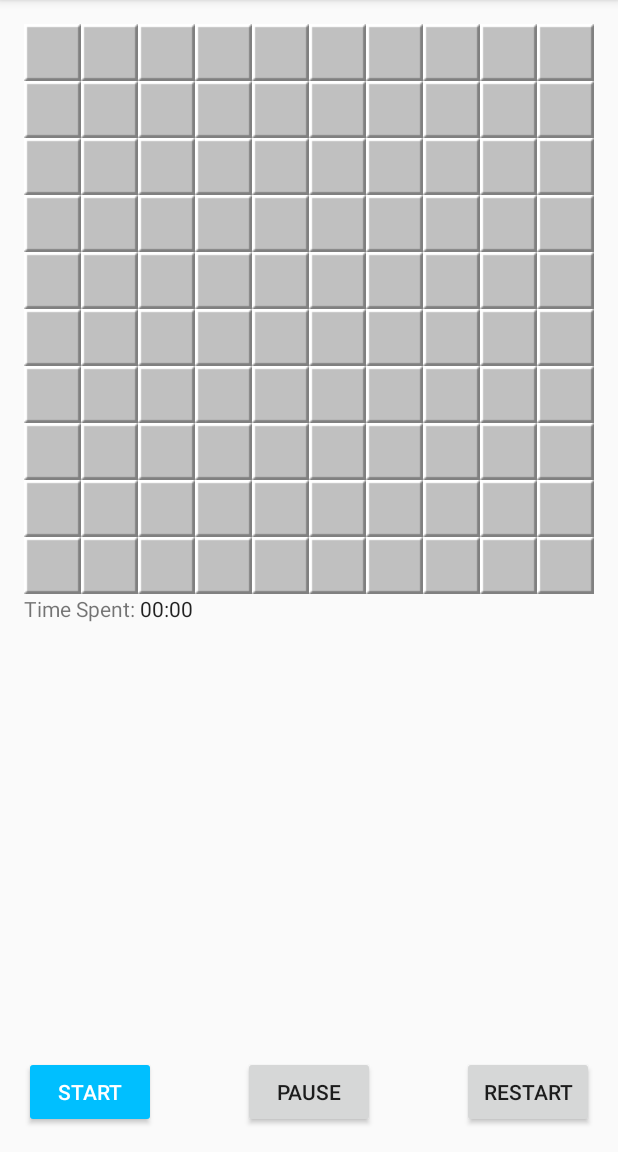
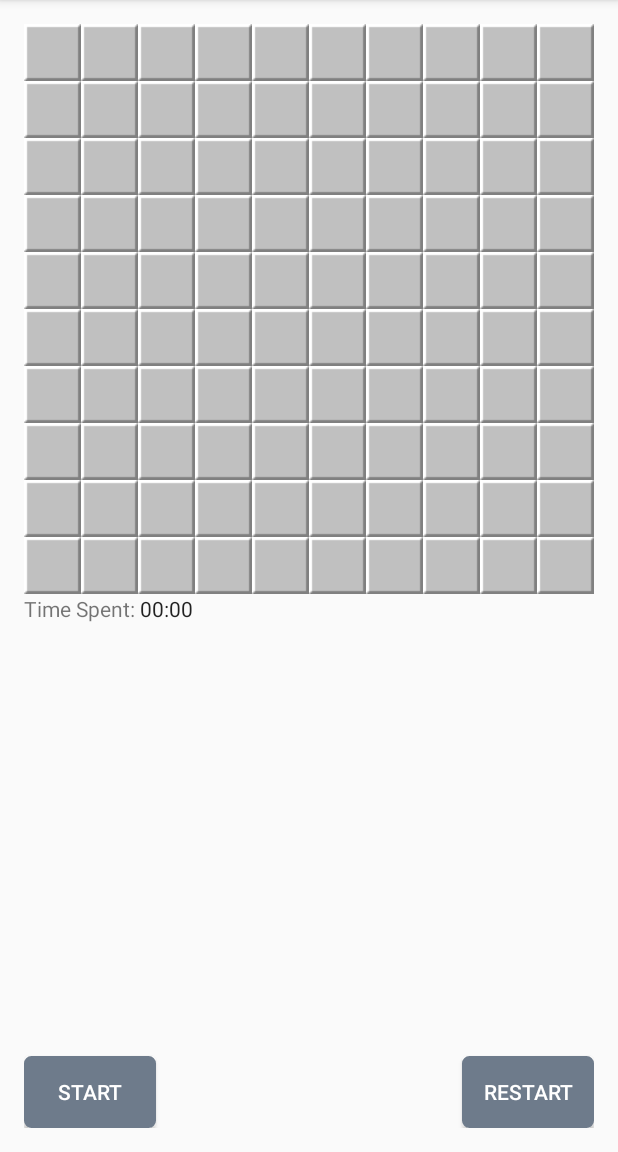
Before and after one commit to rogeriotakashi/Android-CampoMinado, an Android app: the Game screen opened directly, with no data from a screen before it, after a tap on "RESTART", on a phone screen of 412 x 824 dp, the part 84-1236 px from its top. Run offline under Robolectric (Android 15) with nearby library versions, the light colour scheme and no system bars; 1 other tap on this screen came first.

Commit message:
Removed Pause button and added bg for buttons

```diff
--- a/app/src/main/java/com/example/rogerio/campominado/Game.java
+++ b/app/src/main/java/com/example/rogerio/campominado/Game.java
@@ -18,7 +18,6 @@ public class Game extends AppCompatActivity {
 
     Chronometer chronometer;
     Button start;
-    Button pauseOrPlay;
     Button restart;
 
     boolean isPaused;
@@ -30,7 +29,6 @@ public class Game extends AppCompatActivity {
         setContentView(R.layout.activity_game);
         chronometer = (Chronometer) findViewById(R.id.chronometer2);
         start = (Button) findViewById(R.id.btnStart);
-        pauseOrPlay = (Button) findViewById(R.id.btnPauseOrPlay);
         restart = (Button) findViewById(R.id.btnRestart);
 
 
@@ -45,30 +43,11 @@ public class Game extends AppCompatActivity {
                 chronometer.setBase(SystemClock.elapsedRealtime());
                 chronometer.start();
                 GameEngine.getInstance().startGame();
-                isPaused = false;
                 start.setEnabled(false);
             }
         });
 
-        pauseOrPlay.setOnClickListener(new View.OnClickListener() {
-            @Override
-            public void onClick(View v) {
 
-                if(isPaused) {
-                    chronometer.setBase(SystemClock.elapsedRealtime() + timeWhenPaused);
-                    chronometer.start();
-                    isPaused = false;
-                    pauseOrPlay.setText("Pause");
-                }else{
-                    chronometer.stop();
-                    timeWhenPaused = chronometer.getBase() - SystemClock.elapsedRealtime();
-                    isPaused = true;
-                    GameEngine.getInstance().stopGame();
-                    pauseOrPlay.setText("Continue");
-                }
-
-            }
-        });
 
         restart.setOnClickListener(new View.OnClickListener() {
             @Override
@@ -78,8 +57,6 @@ public class Game extends AppCompatActivity {
                 chronometer.setBase(SystemClock.elapsedRealtime());
                 GameEngine.getInstance().stopGame();
                 start.setEnabled(true);
-                pauseOrPlay.setText("Pause");
-                isPaused = false;
             }
         });
 
--- a/app/src/main/java/com/example/rogerio/campominado/feedback/AfterFeedback.java
+++ b/app/src/main/java/com/example/rogerio/campominado/feedback/AfterFeedback.java
@@ -13,7 +13,6 @@ import com.google.firebase.database.FirebaseDatabase;
 
 public class AfterFeedback extends AppCompatActivity {
 
-    TextView teste;
     FirebaseDatabase database;
     DatabaseReference mDatabase;
 
@@ -32,10 +31,7 @@ public class AfterFeedback extends AppCompatActivity {
             }
         });
 
-        teste = (TextView) findViewById(R.id.teste);
         Bundle bundle = getIntent().getExtras();
-
-        teste.setText(bundle.getString("nome")+"\n"+bundle.getString("email")+"\n"+bundle.getInt("nota")+"\n"+bundle.getString("comentario"));
 
         // Write a message to the database
         database = FirebaseDatabase.getInstance();
--- /dev/null
+++ b/app/src/main/res/drawable/button_bg.xml
@@ -0,0 +1,7 @@
+<shape xmlns:android="http://schemas.android.com/apk/res/android" android:shape="rectangle">
+<gradient android:startColor="#6E7B8B"
+    android:endColor="#6E7B8B"
+    android:angle="270" />
+<corners android:radius="3dp" />
+<stroke android:width="5px" android:color="#6E7B8B" />
+</shape>
--- a/app/src/main/res/layout/activity_game.xml
+++ b/app/src/main/res/layout/activity_game.xml
@@ -29,7 +29,8 @@
         android:layout_alignParentLeft="true"
         android:layout_alignParentStart="true"
         android:id="@+id/btnStart"
-        style="@style/Widget.AppCompat.Button.Colored"/>
+        style="@style/Widget.AppCompat.Button.Colored"
+        android:background="@drawable/button_bg"/>
 
     <TextView
         android:text="Time Spent: "
@@ -53,14 +54,10 @@
         android:id="@+id/btnRestart"
         android:layout_alignParentBottom="true"
         android:layout_alignParentRight="true"
-        android:layout_alignParentEnd="true" />
+        android:layout_alignParentEnd="true"
+        style="@style/Widget.AppCompat.Button.Colored"
+        android:background="@drawable/button_bg"/>
 
-    <Button
-        android:text="Pause"
-        android:layout_width="wrap_content"
-        android:layout_height="wrap_content"
-        android:id="@+id/btnPauseOrPlay"
-        android:layout_alignParentBottom="true"
-        android:layout_centerHorizontal="true" />
+
 
 </RelativeLayout>
--- a/app/src/main/res/layout/content_feedback.xml
+++ b/app/src/main/res/layout/content_feedback.xml
@@ -70,7 +70,9 @@
         android:layout_marginBottom="30dp"
         android:id="@+id/btnAvaliar"
         android:layout_alignParentRight="true"
-        android:layout_alignParentEnd="true" />
+        android:layout_alignParentEnd="true"
+        android:background="@drawable/button_bg"
+        style="@style/Widget.AppCompat.Button.Colored"/>
 
     <TextView
         android:text="Avalie o App"
--- a/app/src/main/res/values/colors.xml
+++ b/app/src/main/res/values/colors.xml
@@ -2,5 +2,5 @@
 <resources>
     <color name="colorPrimary">#000</color>
     <color name="colorPrimaryDark">#000</color>
-    <color name="colorAccent">#00BFFF</color>
+    <color name="colorAccent">#6E7B8B</color>
 </resources>
```
Also changed, not shown: app/src/main/java/com/example/rogerio/campominado/GameEngine.java (+7 -4 lines), app/src/main/res/layout/content_after_feedback.xml (+1 -8 lines).
